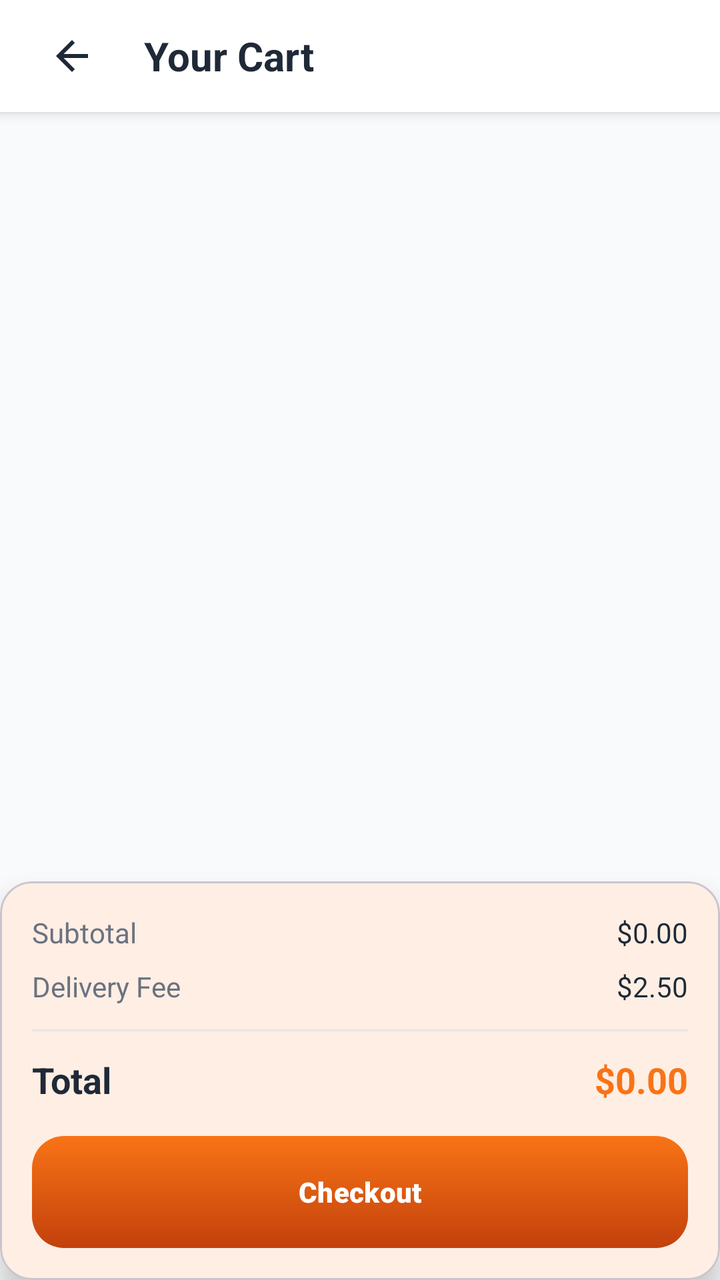
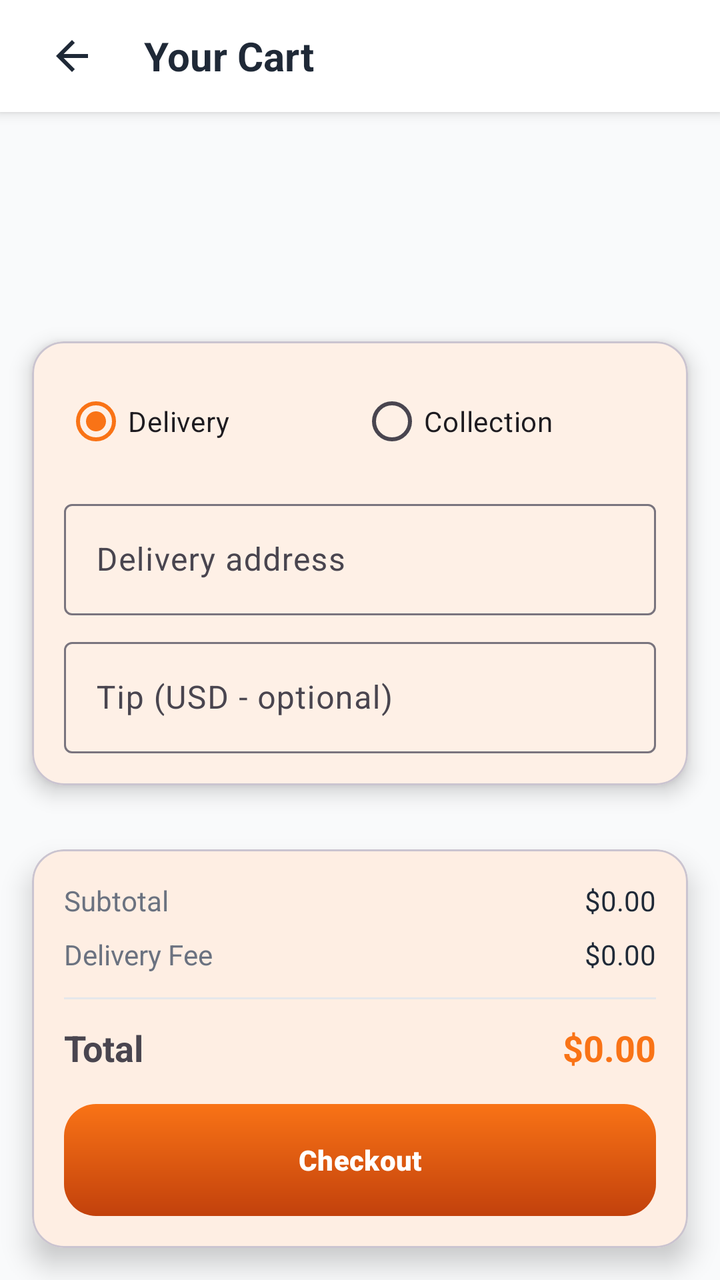

The first picture is an Android layout as it rendered before a commit; the second is the same layout after the commit. The layout source and the unified diff follow.
<!-- AndroidManifest.xml: activity theme Theme.ZimFeast.NoActionBar -->
<!-- res/layout/activity_cart.xml -->
<?xml version="1.0" encoding="utf-8"?>
<androidx.constraintlayout.widget.ConstraintLayout xmlns:android="http://schemas.android.com/apk/res/android"
    xmlns:app="http://schemas.android.com/apk/res-auto"
    android:layout_width="match_parent"
    android:layout_height="match_parent"
    android:background="@color/background">

    <LinearLayout
        android:id="@+id/toolbar"
        android:layout_width="match_parent"
        android:layout_height="56dp"
        android:background="@color/surface"
        android:elevation="4dp"
        android:gravity="center_vertical"
        android:orientation="horizontal"
        android:paddingHorizontal="16dp"
        app:layout_constraintTop_toTopOf="parent">

        <ImageButton
            android:id="@+id/btn_back"
            android:layout_width="40dp"
            android:layout_height="40dp"
            android:background="?attr/selectableItemBackgroundBorderless"
            android:contentDescription="Back"
            android:src="@drawable/ic_back" />

        <TextView
            android:layout_width="0dp"
            android:layout_height="wrap_content"
            android:layout_marginStart="16dp"
            android:layout_weight="1"
            android:text="@string/your_cart"
            android:textColor="@color/text_primary"
            android:textSize="20sp"
            android:textStyle="bold" />

    </LinearLayout>

    <LinearLayout
        android:id="@+id/layout_empty"
        android:layout_width="match_parent"
        android:layout_height="wrap_content"
        android:gravity="center"
        android:orientation="vertical"
        android:padding="32dp"
        android:visibility="gone"
        app:layout_constraintBottom_toBottomOf="parent"
        app:layout_constraintTop_toBottomOf="@id/toolbar">

        <ImageView
            android:layout_width="100dp"
            android:layout_height="100dp"
            android:src="@drawable/ic_cart_empty"
            app:tint="@color/text_tertiary" />

        <TextView
            android:layout_width="wrap_content"
            android:layout_height="wrap_content"
            android:layout_marginTop="16dp"
            android:text="@string/empty_cart"
            android:textColor="@color/text_primary"
            android:textSize="18sp"
            android:textStyle="bold" />

        <TextView
            android:layout_width="wrap_content"
            android:layout_height="wrap_content"
            android:layout_marginTop="8dp"
            android:text="@string/add_items"
            android:textColor="@color/text_secondary" />

    </LinearLayout>

    <LinearLayout
        android:id="@+id/layout_cart"
        android:layout_width="match_parent"
        android:layout_height="0dp"
        android:orientation="vertical"
        app:layout_constraintBottom_toBottomOf="parent"
        app:layout_constraintTop_toBottomOf="@id/toolbar">

        <androidx.recyclerview.widget.RecyclerView
            android:id="@+id/rv_cart_items"
            android:layout_width="match_parent"
            android:layout_height="0dp"
            android:layout_weight="1"
            android:padding="16dp" />

        <com.google.android.material.card.MaterialCardView
            android:layout_width="match_parent"
            android:layout_height="wrap_content"
            app:cardCornerRadius="16dp"
            app:cardElevation="8dp">

            <LinearLayout
                android:layout_width="match_parent"
                android:layout_height="wrap_content"
                android:orientation="vertical"
                android:padding="16dp">

                <LinearLayout
                    android:layout_width="match_parent"
                    android:layout_height="wrap_content"
                    android:orientation="horizontal">

                    <TextView
                        android:layout_width="0dp"
                        android:layout_height="wrap_content"
                        android:layout_weight="1"
                        android:text="@string/subtotal"
                        android:textColor="@color/text_secondary" />

                    <TextView
                        android:id="@+id/tv_subtotal"
                        android:layout_width="wrap_content"
                        android:layout_height="wrap_content"
                        android:text="$0.00"
                        android:textColor="@color/text_primary" />

                </LinearLayout>

                <LinearLayout
                    android:layout_width="match_parent"
                    android:layout_height="wrap_content"
                    android:layout_marginTop="8dp"
                    android:orientation="horizontal">

                    <TextView
                        android:layout_width="0dp"
                        android:layout_height="wrap_content"
                        android:layout_weight="1"
                        android:text="@string/delivery_fee"
                        android:textColor="@color/text_secondary" />

                    <TextView
                        android:id="@+id/tv_delivery_fee"
                        android:layout_width="wrap_content"
                        android:layout_height="wrap_content"
                        android:text="$2.50"
                        android:textColor="@color/text_primary" />

                </LinearLayout>

                <View
                    android:layout_width="match_parent"
                    android:layout_height="1dp"
                    android:layout_marginVertical="12dp"
                    android:background="@color/divider" />

                <LinearLayout
                    android:layout_width="match_parent"
                    android:layout_height="wrap_content"
                    android:orientation="horizontal">

                    <TextView
                        android:layout_width="0dp"
                        android:layout_height="wrap_content"
                        android:layout_weight="1"
                        android:text="@string/total"
                        android:textColor="@color/text_primary"
                        android:textSize="18sp"
                        android:textStyle="bold" />

                    <TextView
                        android:id="@+id/tv_total"
                        android:layout_width="wrap_content"
                        android:layout_height="wrap_content"
                        android:text="$0.00"
                        android:textColor="@color/primary"
                        android:textSize="18sp"
                        android:textStyle="bold" />

                </LinearLayout>

                <com.google.android.material.progressindicator.CircularProgressIndicator
                    android:id="@+id/progress_bar"
                    android:layout_width="wrap_content"
                    android:layout_height="wrap_content"
                    android:layout_gravity="center"
                    android:layout_marginTop="8dp"
                    android:indeterminate="true"
                    android:visibility="gone" />

                <com.google.android.material.button.MaterialButton
                    android:id="@+id/btn_checkout"
                    style="@style/Widget.ZimFeast.Button.Primary"
                    android:layout_width="match_parent"
                    android:layout_height="56dp"
                    android:layout_marginTop="16dp"
                    android:text="@string/checkout" />

            </LinearLayout>

        </com.google.android.material.card.MaterialCardView>

    </LinearLayout>

</androidx.constraintlayout.widget.ConstraintLayout>
<!-- resources referenced by this layout -->
<resources>
  <color name="background">#F9FAFB</color>
  <color name="divider">#E5E7EB</color>
  <color name="primary">#F97316</color>
  <color name="surface">#FFFFFF</color>
  <color name="text_primary">#1F2937</color>
  <color name="text_secondary">#6B7280</color>
  <color name="text_tertiary">#9CA3AF</color>
  <!-- drawable ic_back (drawable) -->
  <?xml version="1.0" encoding="utf-8"?>
  <vector xmlns:android="http://schemas.android.com/apk/res/android"
      android:width="24dp"
      android:height="24dp"
      android:viewportWidth="24"
      android:viewportHeight="24">
      <path
          android:fillColor="@color/text_primary"
          android:pathData="M20,11H7.83l5.59,-5.59L12,4l-8,8 8,8 1.41,-1.41L7.83,13H20v-2z" />
  </vector>
  <!-- drawable ic_cart_empty (drawable) -->
  <?xml version="1.0" encoding="utf-8"?>
  <vector xmlns:android="http://schemas.android.com/apk/res/android"
      android:width="24dp"
      android:height="24dp"
      android:viewportWidth="24"
      android:viewportHeight="24">
      <path
          android:fillColor="#9CA3AF"
          android:pathData="M7,18c-1.1,0 -1.99,0.9 -1.99,2S5.9,22 7,22s2,-0.9 2,-2 -0.9,-2 -2,-2zM1,2v2h2l3.6,7.59 -1.35,2.45c-0.16,0.28 -0.25,0.61 -0.25,0.96 0,1.1 0.9,2 2,2h12v-2H7.42c-0.14,0 -0.25,-0.11 -0.25,-0.25l0.03,-0.12 0.9,-1.63h7.45c0.75,0 1.41,-0.41 1.75,-1.03l3.58,-6.49c0.08,-0.14 0.12,-0.31 0.12,-0.48 0,-0.55 -0.45,-1 -1,-1H5.21l-0.94,-2H1zm16,16c-1.1,0 -1.99,0.9 -1.99,2s0.89,2 1.99,2 2,-0.9 2,-2 -0.9,-2 -2,-2z" />
  </vector>
  <string name="add_items">Add some delicious items to your cart</string>
  <string name="checkout">Checkout</string>
  <string name="delivery_fee">Delivery Fee</string>
  <string name="empty_cart">Your cart is empty</string>
  <string name="subtotal">Subtotal</string>
  <string name="total">Total</string>
  <string name="your_cart">Your Cart</string>
  <style name="Widget.ZimFeast.Button.Primary" parent="Widget.Material3.Button">
          <item name="backgroundTint">@null</item>
          <item name="android:background">@drawable/bg_button_orange_gradient</item>
          <item name="android:textColor">@color/on_primary</item>
          <item name="cornerRadius">16dp</item>
          <item name="android:textAllCaps">false</item>
          <item name="android:fontFamily">sans-serif-black</item>
      </style>
  <style name="Theme.ZimFeast.NoActionBar">
          <item name="windowActionBar">false</item>
          <item name="windowNoTitle">true</item>
      </style>
  <!-- drawable bg_button_orange_gradient (drawable) -->
  <?xml version="1.0" encoding="utf-8"?>
  <shape xmlns:android="http://schemas.android.com/apk/res/android"
      android:shape="rectangle">
      <gradient
          android:angle="90"
          android:startColor="@color/orange_gradient_end"
          android:endColor="@color/orange_gradient_start" />
      <corners android:radius="16dp" />
  </shape>
  <color name="on_primary">#FFFFFF</color>
  <color name="orange_gradient_end">#C2410C</color>
  <color name="orange_gradient_start">#F97316</color>
</resources>

<!-- the commit's change to res/layout/activity_cart.xml (unified diff, before → after) -->
@@ -1,10 +1,12 @@
 <?xml version="1.0" encoding="utf-8"?>
-<androidx.constraintlayout.widget.ConstraintLayout xmlns:android="http://schemas.android.com/apk/res/android"
+<androidx.constraintlayout.widget.ConstraintLayout
+    xmlns:android="http://schemas.android.com/apk/res/android"
     xmlns:app="http://schemas.android.com/apk/res-auto"
     android:layout_width="match_parent"
     android:layout_height="match_parent"
     android:background="@color/background">
 
+    
     <LinearLayout
         android:id="@+id/toolbar"
         android:layout_width="match_parent"
@@ -21,8 +23,8 @@
             android:layout_width="40dp"
             android:layout_height="40dp"
             android:background="?attr/selectableItemBackgroundBorderless"
-            android:contentDescription="Back"
-            android:src="@drawable/ic_back" />
+            android:src="@drawable/ic_back"
+            android:contentDescription="Back"/>
 
         <TextView
             android:layout_width="0dp"
@@ -30,12 +32,12 @@
             android:layout_marginStart="16dp"
             android:layout_weight="1"
             android:text="@string/your_cart"
-            android:textColor="@color/text_primary"
             android:textSize="20sp"
-            android:textStyle="bold" />
-
+            android:textStyle="bold"
+            android:textColor="@color/text_primary"/>
     </LinearLayout>
 
+    
     <LinearLayout
         android:id="@+id/layout_empty"
         android:layout_width="match_parent"
@@ -44,53 +46,56 @@
         android:orientation="vertical"
         android:padding="32dp"
         android:visibility="gone"
-        app:layout_constraintBottom_toBottomOf="parent"
-        app:layout_constraintTop_toBottomOf="@id/toolbar">
+        app:layout_constraintTop_toBottomOf="@id/toolbar"
+        app:layout_constraintBottom_toBottomOf="parent">
 
         <ImageView
             android:layout_width="100dp"
             android:layout_height="100dp"
             android:src="@drawable/ic_cart_empty"
-            app:tint="@color/text_tertiary" />
+            app:tint="@color/text_tertiary"/>
 
         <TextView
-            android:layout_width="wrap_content"
-            android:layout_height="wrap_content"
             android:layout_marginTop="16dp"
             android:text="@string/empty_cart"
+            android:textSize="18sp"
+            android:textStyle="bold"
             android:textColor="@color/text_primary"
-            android:textSize="18sp"
-            android:textStyle="bold" />
+            android:layout_width="wrap_content"
+            android:layout_height="wrap_content"/>
 
         <TextView
-            android:layout_width="wrap_content"
-            android:layout_height="wrap_content"
             android:layout_marginTop="8dp"
             android:text="@string/add_items"
-            android:textColor="@color/text_secondary" />
-
+            android:textColor="@color/text_secondary"
+            android:layout_width="wrap_content"
+            android:layout_height="wrap_content"/>
     </LinearLayout>
 
+    
     <LinearLayout
         android:id="@+id/layout_cart"
         android:layout_width="match_parent"
         android:layout_height="0dp"
         android:orientation="vertical"
-        app:layout_constraintBottom_toBottomOf="parent"
-        app:layout_constraintTop_toBottomOf="@id/toolbar">
-
+        app:layout_constraintTop_toBottomOf="@id/toolbar"
+        app:layout_constraintBottom_toBottomOf="parent">
+
+        
         <androidx.recyclerview.widget.RecyclerView
             android:id="@+id/rv_cart_items"
             android:layout_width="match_parent"
             android:layout_height="0dp"
             android:layout_weight="1"
-            android:padding="16dp" />
-
+            android:padding="16dp"/>
+
+        
         <com.google.android.material.card.MaterialCardView
             android:layout_width="match_parent"
             android:layout_height="wrap_content"
+            android:layout_margin="16dp"
             app:cardCornerRadius="16dp"
-            app:cardElevation="8dp">
+            app:cardElevation="6dp">
 
             <LinearLayout
                 android:layout_width="match_parent"
@@ -98,99 +103,166 @@
                 android:orientation="vertical"
                 android:padding="16dp">
 
-                <LinearLayout
+                <RadioGroup
+                    android:id="@+id/rg_order_type"
                     android:layout_width="match_parent"
                     android:layout_height="wrap_content"
                     android:orientation="horizontal">
 
-                    <TextView
-                        android:layout_width="0dp"
-                        android:layout_height="wrap_content"
-                        android:layout_weight="1"
+                    <RadioButton
+                        android:id="@+id/rb_delivery"
+                        android:layout_width="0dp"
+                        android:layout_height="wrap_content"
+                        android:layout_weight="1"
+                        android:checked="true"
+                        android:text="Delivery"/>
+
+                    <RadioButton
+                        android:id="@+id/rb_collection"
+                        android:layout_width="0dp"
+                        android:layout_height="wrap_content"
+                        android:layout_weight="1"
+                        android:text="Collection"/>
+                </RadioGroup>
+
+                
+                <LinearLayout
+                    android:id="@+id/layout_delivery_options"
+                    android:layout_width="match_parent"
+                    android:layout_height="wrap_content"
+                    android:layout_marginTop="12dp"
+                    android:orientation="vertical">
+
+                    <com.google.android.material.textfield.TextInputLayout
+                        android:layout_width="match_parent"
+                        android:layout_height="wrap_content"
+                        android:hint="Delivery address">
+
+                        <com.google.android.material.textfield.TextInputEditText
+                            android:id="@+id/et_address"
+                            android:layout_width="match_parent"
+                            android:layout_height="wrap_content"/>
+                    </com.google.android.material.textfield.TextInputLayout>
+
+                    <com.google.android.material.textfield.TextInputLayout
+                        android:layout_width="match_parent"
+                        android:layout_height="wrap_content"
+                        android:layout_marginTop="8dp"
+                        android:hint="Tip (USD - optional)">
+
+                        <com.google.android.material.textfield.TextInputEditText
+                            android:id="@+id/et_tip"
+                            android:inputType="numberDecimal"
+                            android:layout_width="match_parent"
+                            android:layout_height="wrap_content"/>
+                    </com.google.android.material.textfield.TextInputLayout>
+
+                </LinearLayout>
+
+            </LinearLayout>
+        </com.google.android.material.card.MaterialCardView>
+
+        
+        <com.google.android.material.card.MaterialCardView
+            android:layout_width="match_parent"
+            android:layout_height="wrap_content"
+            android:layout_margin="16dp"
+            app:cardCornerRadius="16dp"
+            app:cardElevation="8dp">
+
+            <LinearLayout
+                android:layout_width="match_parent"
+                android:layout_height="wrap_content"
+                android:orientation="vertical"
+                android:padding="16dp">
+
+                <LinearLayout
+                    android:orientation="horizontal"
+                    android:layout_width="match_parent"
+                    android:layout_height="wrap_content">
+
+                    <TextView
                         android:text="@string/subtotal"
-                        android:textColor="@color/text_secondary" />
+                        android:layout_weight="1"
+                        android:layout_width="0dp"
+                        android:layout_height="wrap_content"
+                        android:textColor="@color/text_secondary"/>
 
                     <TextView
                         android:id="@+id/tv_subtotal"
+                        android:text="$0.00"
+                        android:textColor="@color/text_primary"
                         android:layout_width="wrap_content"
-                        android:layout_height="wrap_content"
+                        android:layout_height="wrap_content"/>
+                </LinearLayout>
+
+                <LinearLayout
+                    android:orientation="horizontal"
+                    android:layout_marginTop="8dp"
+                    android:layout_width="match_parent"
+                    android:layout_height="wrap_content">
+
+                    <TextView
+                        android:text="@string/delivery_fee"
+                        android:layout_weight="1"
+                        android:layout_width="0dp"
+                        android:layout_height="wrap_content"
+                        android:textColor="@color/text_secondary"/>
+
+                    <TextView
+                        android:id="@+id/tv_delivery_fee"
                         android:text="$0.00"
-                        android:textColor="@color/text_primary" />
-
-                </LinearLayout>
-
-                <LinearLayout
-                    android:layout_width="match_parent"
-                    android:layout_height="wrap_content"
-                    android:layout_marginTop="8dp"
-                    android:orientation="horizontal">
-
-                    <TextView
-                        android:layout_width="0dp"
-                        android:layout_height="wrap_content"
-                        android:layout_weight="1"
-                        android:text="@string/delivery_fee"
-                        android:textColor="@color/text_secondary" />
-
-                    <TextView
-                        android:id="@+id/tv_delivery_fee"
+                        android:textColor="@color/text_primary"
                         android:layout_width="wrap_content"
-                        android:layout_height="wrap_content"
-                        android:text="$2.50"
-                        android:textColor="@color/text_primary" />
-
+                        android:layout_height="wrap_content"/>
                 </LinearLayout>
 
                 <View
                     android:layout_width="match_parent"
                     android:layout_height="1dp"
                     android:layout_marginVertical="12dp"
-                    android:background="@color/divider" />
-
-                <LinearLayout
-                    android:layout_width="match_parent"
-                    android:layout_height="wrap_content"
-                    android:orientation="horizontal">
-
-                    <TextView
-                        android:layout_width="0dp"
-                        android:layout_height="wrap_content"
-                        android:layout_weight="1"
+                    android:background="@color/divider"/>
+
+                <LinearLayout
+                    android:orientation="horizontal"
+                    android:layout_width="match_parent"
+                    android:layout_height="wrap_content">
+
+                    <TextView
                         android:text="@string/total"
-                        android:textColor="@color/text_primary"
+                        android:textStyle="bold"
                         android:textSize="18sp"
-                        android:textStyle="bold" />
+                        android:layout_weight="1"
+                        android:layout_width="0dp"
+                        android:layout_height="wrap_content"/>
 
                     <TextView
                         android:id="@+id/tv_total"
+                        android:text="$0.00"
+                        android:textStyle="bold"
+                        android:textSize="18sp"
+                        android:textColor="@color/primary"
                         android:layout_width="wrap_content"
-                        android:layout_height="wrap_content"
-                        android:text="$0.00"
-                        android:textColor="@color/primary"
-                        android:textSize="18sp"
-                        android:textStyle="bold" />
-
+                        android:layout_height="wrap_content"/>
                 </LinearLayout>
 
                 <com.google.android.material.progressindicator.CircularProgressIndicator
                     android:id="@+id/progress_bar"
-                    android:layout_width="wrap_content"
-                    android:layout_height="wrap_content"
                     android:layout_gravity="center"
                     android:layout_marginTop="8dp"
-                    android:indeterminate="true"
-                    android:visibility="gone" />
+                    android:visibility="gone"
+                    android:layout_width="wrap_content"
+                    android:layout_height="wrap_content"/>
 
                 <com.google.android.material.button.MaterialButton
                     android:id="@+id/btn_checkout"
                     style="@style/Widget.ZimFeast.Button.Primary"
+                    android:layout_marginTop="16dp"
                     android:layout_width="match_parent"
                     android:layout_height="56dp"
-                    android:layout_marginTop="16dp"
-                    android:text="@string/checkout" />
+                    android:text="@string/checkout"/>
 
             </LinearLayout>
-
         </com.google.android.material.card.MaterialCardView>
 
     </LinearLayout>
